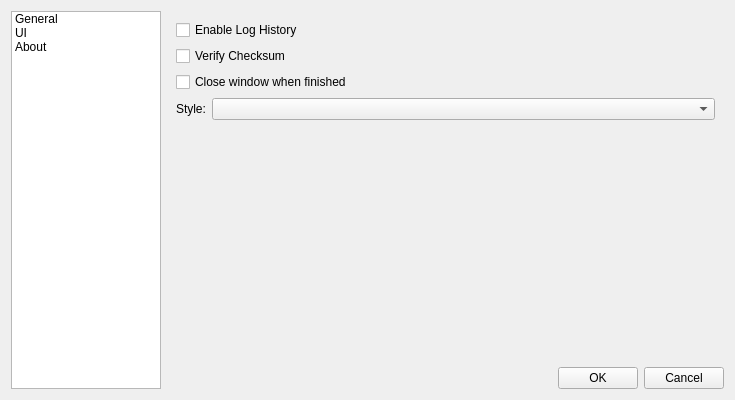
Qt form src/Settings.ui (silo0074/Movero) before a commit.
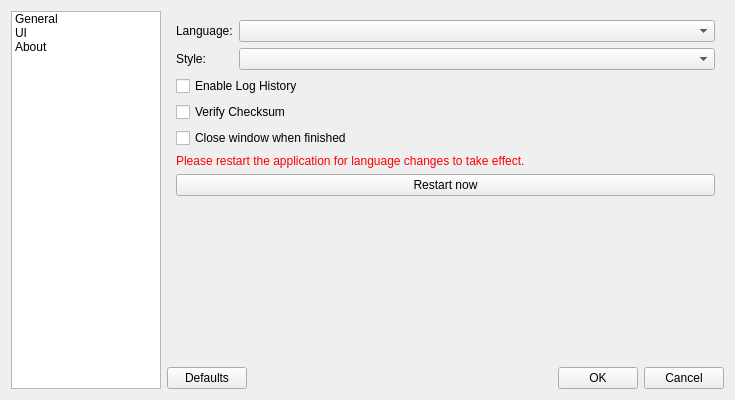
The same form after that commit.

The edit to the form file:
```diff
--- a/src/Settings.ui
+++ b/src/Settings.ui
@@ -48,6 +48,30 @@
        </property>
        <widget class="QWidget" name="page_1">
         <layout class="QVBoxLayout" name="verticalLayout_Page1">
+         <item>
+          <layout class="QFormLayout" name="formLayout">
+           <item row="0" column="0">
+            <widget class="QLabel" name="label_Language">
+             <property name="text">
+              <string>Language:</string>
+             </property>
+            </widget>
+           </item>
+           <item row="0" column="1">
+            <widget class="QComboBox" name="comboLanguage"/>
+           </item>
+           <item row="1" column="0">
+            <widget class="QLabel" name="label_3">
+             <property name="text">
+              <string>Style:</string>
+             </property>
+            </widget>
+           </item>
+           <item row="1" column="1">
+            <widget class="QComboBox" name="comboStyle"/>
+           </item>
+          </layout>
+         </item>
          <item>
           <widget class="QCheckBox" name="checkLogHistory">
            <property name="text">
@@ -70,18 +94,24 @@
           </widget>
          </item>
          <item>
-          <layout class="QHBoxLayout" name="horizontalLayout" stretch="0,1">
-           <item>
-            <widget class="QLabel" name="label_3">
-             <property name="text">
-              <string>Style:</string>
-             </property>
-            </widget>
-           </item>
-           <item>
-            <widget class="QComboBox" name="comboStyle"/>
-           </item>
-          </layout>
+          <widget class="QLabel" name="lblRestartWarning">
+           <property name="styleSheet">
+            <string>color: red</string>
+           </property>
+           <property name="text">
+            <string>Please restart the application for language changes to take effect.</string>
+           </property>
+           <property name="wordWrap">
+            <bool>true</bool>
+           </property>
+          </widget>
+         </item>
+         <item>
+          <widget class="QPushButton" name="btnRestart">
+           <property name="text">
+            <string>Restart now</string>
+           </property>
+          </widget>
          </item>
          <item>
           <spacer name="verticalSpacer">
@@ -322,6 +352,13 @@
      </item>
      <item>
       <layout class="QHBoxLayout" name="horizontalLayout_Buttons">
+       <item>
+        <widget class="QPushButton" name="btnDefaults">
+         <property name="text">
+          <string>Defaults</string>
+         </property>
+        </widget>
+       </item>
        <item>
         <spacer name="horizontalSpacer">
          <property name="orientation">
```
